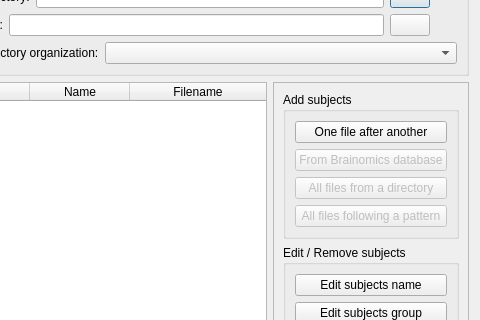
brainvisa/morphologist, file morphologist/gui/ui/study_editor_widget.ui: the form before one commit; both pictures show x 82 to 562 and y 82 to 402 of the 562 by 560 pixel window.
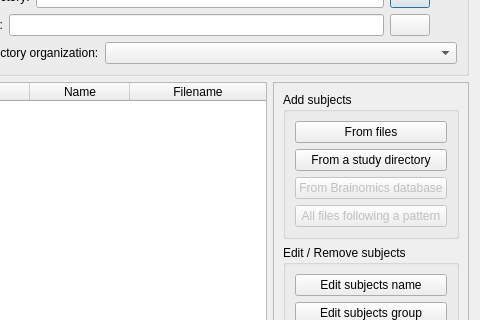
The form after the commit. Icons and pictures are not drawn.

Commit message:
ENH: Create a new study from a an existing study directory (or brainvisa database)
New method get_subjects in parameter templates that returns the subjects found in
a directory according to the pattern.

What changed in the file:
```diff
--- a/morphologist/gui/ui/study_editor_widget.ui
+++ b/morphologist/gui/ui/study_editor_widget.ui
@@ -277,7 +277,17 @@
            <item>
             <widget class="QPushButton" name="add_one_subject_from_a_file_button">
              <property name="text">
-              <string>One file after another</string>
+              <string>From files</string>
+             </property>
+            </widget>
+           </item>
+           <item>
+            <widget class="QPushButton" name="add_subjects_from_a_study_directory_button">
+             <property name="enabled">
+              <bool>true</bool>
+             </property>
+             <property name="text">
+              <string>From a study directory</string>
              </property>
             </widget>
            </item>
@@ -291,16 +301,6 @@
              </property>
             </widget>
            </item>
-           <item>
-            <widget class="QPushButton" name="add_subjects_from_a_directory_button">
-             <property name="enabled">
-              <bool>false</bool>
-             </property>
-             <property name="text">
-              <string>All files from a directory</string>
-             </property>
-            </widget>
-           </item>
            <item>
             <widget class="QPushButton" name="add_subjects_from_a_pattern_button">
              <property name="enabled">
```
The commit also changes 4 other files.
